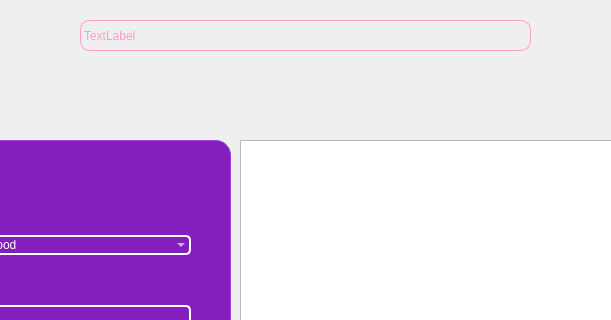
The window that expense.ui (RashmikaKDH/PersonalOrganizer_OOP_miniproject) describes before a commit, drawn with Qt 5; both pictures show x 350 to 961 and y 0 to 320 of the 1280 by 768 pixel window.
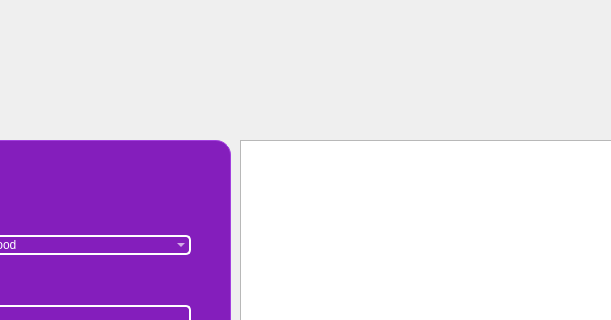
The same window after the commit. Icons and pictures are not drawn.

```diff
--- a/expense.ui
+++ b/expense.ui
@@ -49,24 +49,6 @@
     <string>Back</string>
    </property>
   </widget>
-  <widget class="QLabel" name="lable">
-   <property name="geometry">
-    <rect>
-     <x>430</x>
-     <y>20</y>
-     <width>451</width>
-     <height>31</height>
-    </rect>
-   </property>
-   <property name="styleSheet">
-    <string notr="true"> border: 1px solid #ff99cc;
- border-radius: 10px;
-color: #ff99cc;</string>
-   </property>
-   <property name="text">
-    <string>TextLabel</string>
-   </property>
-  </widget>
   <widget class="QTableView" name="tableView">
    <property name="geometry">
     <rect>
```
